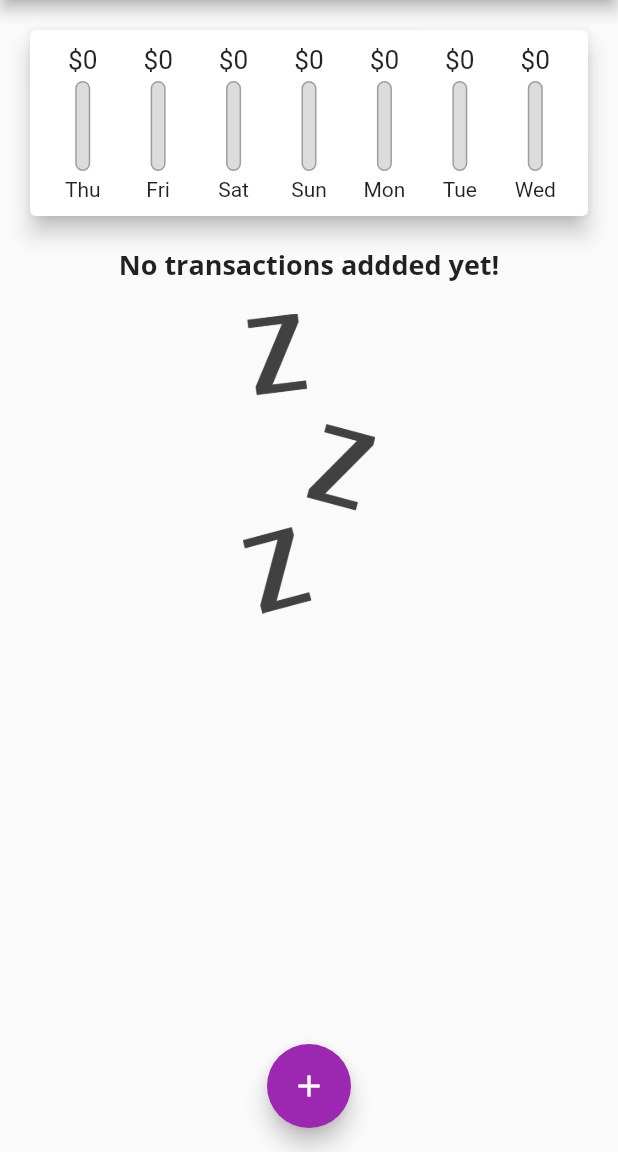
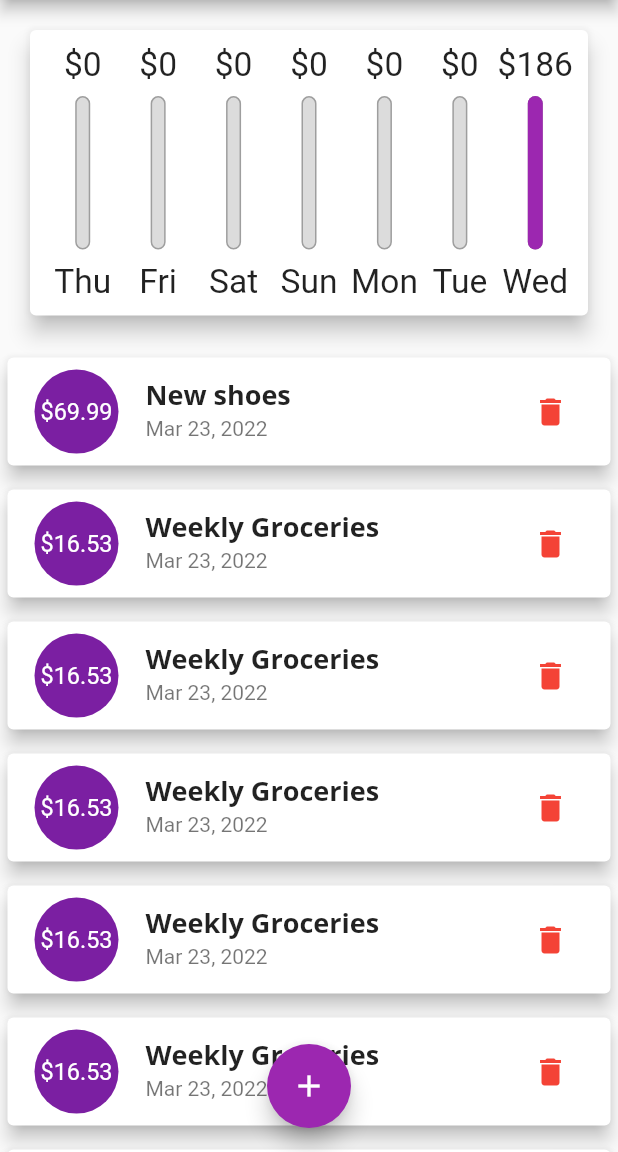
Before and after one commit to hanzosama/PersonalExpenseFlutter, a Flutter app: the screen it shows after launch, on a phone screen of 412 x 824 dp, the part 84-1236 px from its top. Run offline on Flutter 3.47's test engine with Material 2 defaults, Android fonts, the phone set to English and light mode, and no system bars.

Commit message:
Android responsive attributes were added.

```diff
--- a/lib/main.dart
+++ b/lib/main.dart
@@ -48,7 +48,7 @@ class MyHomePage extends StatefulWidget {
 
 class _MyHomePageState extends State<MyHomePage> {
   final List<Transaction> _userTransactions = [
-/*     Transaction(
+    Transaction(
       id: 't1',
       title: 'New shoes',
       amount: 69.99,
@@ -59,8 +59,46 @@ class _MyHomePageState extends State<MyHomePage> {
       title: 'Weekly Groceries',
       amount: 16.53,
       date: DateTime.now(),
-    ) */
+    ),
+    Transaction(
+      id: 't3',
+      title: 'Weekly Groceries',
+      amount: 16.53,
+      date: DateTime.now(),
+    ),
+    Transaction(
+      id: 't4',
+      title: 'Weekly Groceries',
+      amount: 16.53,
+      date: DateTime.now(),
+    ),
+    Transaction(
+      id: 't5',
+      title: 'Weekly Groceries',
+      amount: 16.53,
+      date: DateTime.now(),
+    ),
+    Transaction(
+      id: 't6',
+      title: 'Weekly Groceries',
+      amount: 16.53,
+      date: DateTime.now(),
+    ),
+    Transaction(
+      id: 't7',
+      title: 'Weekly Groceries',
+      amount: 16.53,
+      date: DateTime.now(),
+    ),
+    Transaction(
+      id: 't8',
+      title: 'Weekly Groceries',
+      amount: 16.53,
+      date: DateTime.now(),
+    )
   ];
+
+  bool _showChart = false;
 
   void _addNewTransaction(String title, double amount, DateTime choosenDate) {
     final newTx = Transaction(
@@ -88,8 +126,10 @@ class _MyHomePageState extends State<MyHomePage> {
 
   @override
   Widget build(BuildContext context) {
-    return Scaffold(
-      appBar: AppBar(
+    final mediaQuery = MediaQuery.of(context);
+
+    final isLandscape = mediaQuery.orientation == Orientation.landscape;
+    final appBar = AppBar(
       title: Text(
         'Personal Expenses App',
       ),
@@ -99,14 +139,58 @@ class _MyHomePageState extends State<MyHomePage> {
           onPressed: () => _startNewTransaction(context),
         ),
       ],
-      ),
-      body: Column(
+    );
+
+    final txWidget = Container(
+      height: (mediaQuery.size.height -
+              appBar.preferredSize.height -
+              mediaQuery.padding.top) *
+          0.7,
+      child: TransactionList(_userTransactions, _deleteTransaction),
+    );
+    return Scaffold(
+      appBar: appBar,
+      body: SingleChildScrollView(
+        child: Column(
             // mainAxisAlignment: MainAxisAlignment.spaceEvenly,
             crossAxisAlignment: CrossAxisAlignment.stretch,
             children: [
-            Chart(_recentTransactions),
-            TransactionList(_userTransactions, _deleteTransaction),
+              if (isLandscape)
+                Row(
+                  mainAxisAlignment: MainAxisAlignment.center,
+                  children: [
+                    Text('Show Chart'),
+                    Switch(
+                      value: _showChart,
+                      onChanged: (show) {
+                        setState(() {
+                          _showChart = show;
+                        });
+                      },
+                    )
+                  ],
+                ),
+              if (!isLandscape)
+                Container(
+                  height: (mediaQuery.size.height -
+                          appBar.preferredSize.height -
+                          mediaQuery.padding.top) *
+                      0.3,
+                  child: Chart(_recentTransactions),
+                ),
+              if (!isLandscape) txWidget,
+              if (isLandscape)
+                _showChart
+                    ? Container(
+                        height: (mediaQuery.size.height -
+                                appBar.preferredSize.height -
+                                mediaQuery.padding.top) *
+                            0.7,
+                        child: Chart(_recentTransactions),
+                      )
+                    : txWidget,
             ]),
+      ),
       floatingActionButtonLocation: FloatingActionButtonLocation.centerFloat,
       floatingActionButton: FloatingActionButton(
         child: Icon(Icons.add),
--- a/lib/widgets/chart_bar.dart
+++ b/lib/widgets/chart_bar.dart
@@ -9,16 +9,18 @@ class ChartBar extends StatelessWidget {
 
   @override
   Widget build(BuildContext context) {
+    return LayoutBuilder(builder: ((context, constraints) {
       return Column(
         children: [
           Container(
-          height: 20,
-          child: FittedBox(child: Text('\$${spendingAmount.toStringAsFixed(0)}'))),
+              height: constraints.maxHeight * 0.15,
+              child: FittedBox(
+                  child: Text('\$${spendingAmount.toStringAsFixed(0)}'))),
           SizedBox(
-          height: 4,
+            height: constraints.maxHeight * 0.05,
           ),
           Container(
-          height: 60,
+            height: constraints.maxHeight * 0.6,
             width: 10,
             child: Stack(children: [
               Container(
@@ -43,12 +45,18 @@ class ChartBar extends StatelessWidget {
             ]),
           ),
           SizedBox(
-          height: 4,
+            height: constraints.maxHeight * 0.05,
           ),
-        Text(
+          Container(
+            height: constraints.maxHeight * 0.15,
+            child: FittedBox(
+              child: Text(
                 label,
+              ),
+            ),
           ),
         ],
       );
+    }));
   }
 }
--- a/lib/widgets/new_transaction.dart
+++ b/lib/widgets/new_transaction.dart
@@ -19,12 +19,15 @@ class _NewTransactionState extends State<NewTransaction> {
 
   @override
   Widget build(BuildContext context) {
-    return Card(
+    return SingleChildScrollView(
+      child: Card(
         elevation: 5,
         child: Container(
-        padding: EdgeInsets.all(
-          10,
-        ),
+          padding: EdgeInsets.only(
+              top: 10,
+              left: 10,
+              right: 10,
+              bottom: MediaQuery.of(context).viewInsets.bottom + 10),
           child: Column(
             crossAxisAlignment: CrossAxisAlignment.end,
             children: [
@@ -70,13 +73,17 @@ class _NewTransactionState extends State<NewTransaction> {
             ],
           ),
         ),
+      ),
     );
   }
 
   void _submitData() {
     final enteredTitle = _titleController.text;
     final enteredAmount = double.tryParse(_amoutContoller.text);
-    if (enteredTitle.isEmpty || enteredAmount == null || enteredAmount <= 0 || _selectedDate == null) {
+    if (enteredTitle.isEmpty ||
+        enteredAmount == null ||
+        enteredAmount <= 0 ||
+        _selectedDate == null) {
       return;
     }
     widget.onNewTransaction(enteredTitle, enteredAmount, _selectedDate);
--- a/lib/widgets/transaction_list.dart
+++ b/lib/widgets/transaction_list.dart
@@ -12,11 +12,9 @@ class TransactionList extends StatelessWidget {
 
   @override
   Widget build(BuildContext context) {
-    return Expanded(
-      child: Container(
-        height: 300,
-        child: transactions.isEmpty
-            ? Column(
+    return transactions.isEmpty
+        ? LayoutBuilder(builder: (context, constraints) {
+            return Column(
               children: [
                 Text(
                   'No transactions addded yet!',
@@ -26,14 +24,15 @@ class TransactionList extends StatelessWidget {
                   height: 20,
                 ),
                 Container(
-                    height: 200,
+                  height: constraints.maxHeight * 0.6,
                   child: Image.asset(
                     'assets/images/waiting.png',
                     fit: BoxFit.cover,
                   ),
                 ),
               ],
-              )
+            );
+          })
         : ListView.builder(
             itemBuilder: (ctx, index) {
               return Card(
@@ -58,9 +57,16 @@ class TransactionList extends StatelessWidget {
                     transactions[index].title,
                     style: Theme.of(context).textTheme.titleMedium,
                   ),
-                      subtitle: Text(
-                          DateFormat.yMMMd().format(transactions[index].date)),
-                      trailing: IconButton(
+                  subtitle:
+                      Text(DateFormat.yMMMd().format(transactions[index].date)),
+                  trailing: MediaQuery.of(context).size.width > 460
+                      ? FlatButton.icon(
+                          textColor: Theme.of(context).errorColor,
+                          icon: Icon(Icons.delete),
+                          label: Text("Delete"),
+                          onPressed: () => onDeleteTx(transactions[index].id),
+                        )
+                      : IconButton(
                           icon: Icon(Icons.delete),
                           color: Theme.of(context).errorColor,
                           onPressed: () => onDeleteTx(transactions[index].id),
@@ -69,8 +75,6 @@ class TransactionList extends StatelessWidget {
               );
             },
             itemCount: transactions.length,
-              ),
-      ),
           );
   }
 }
```
Lines whose indentation alone changed are shown as unchanged.
